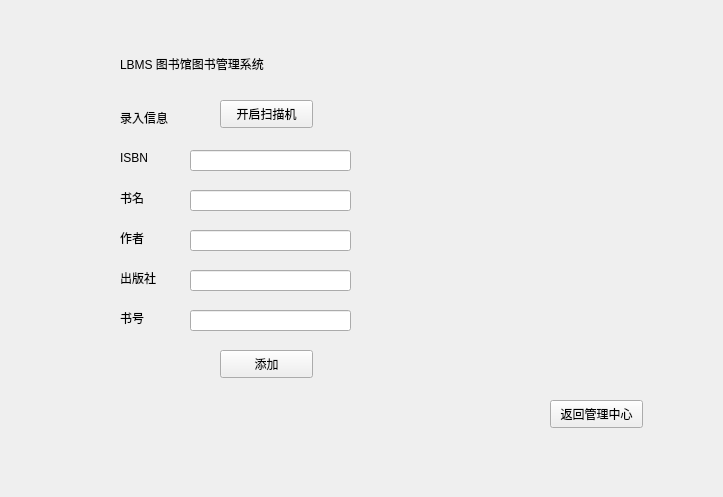
Old version of the form LBMS/scan_input.ui in the repository Foldblade/LBMS-CPP.
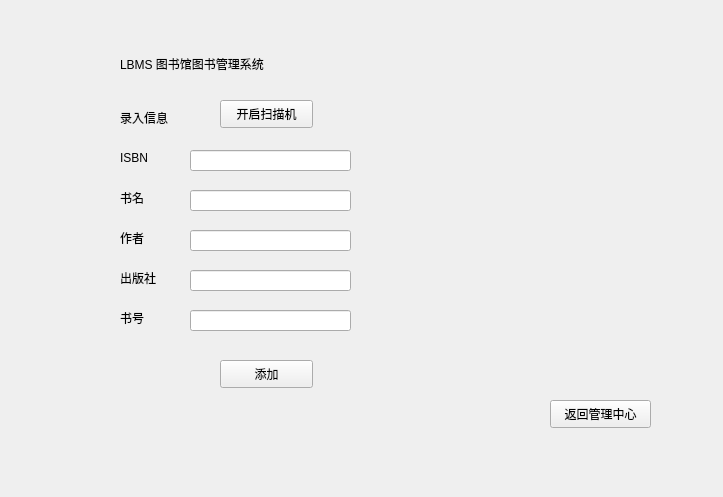
New version of the form.

Patch:
```diff
--- a/LBMS/scan_input.ui
+++ b/LBMS/scan_input.ui
@@ -173,7 +173,7 @@
    <property name="geometry">
     <rect>
      <x>220</x>
-     <y>350</y>
+     <y>360</y>
      <width>93</width>
      <height>28</height>
     </rect>
@@ -187,7 +187,7 @@
     <rect>
      <x>550</x>
      <y>400</y>
-     <width>93</width>
+     <width>101</width>
      <height>28</height>
     </rect>
    </property>
```
